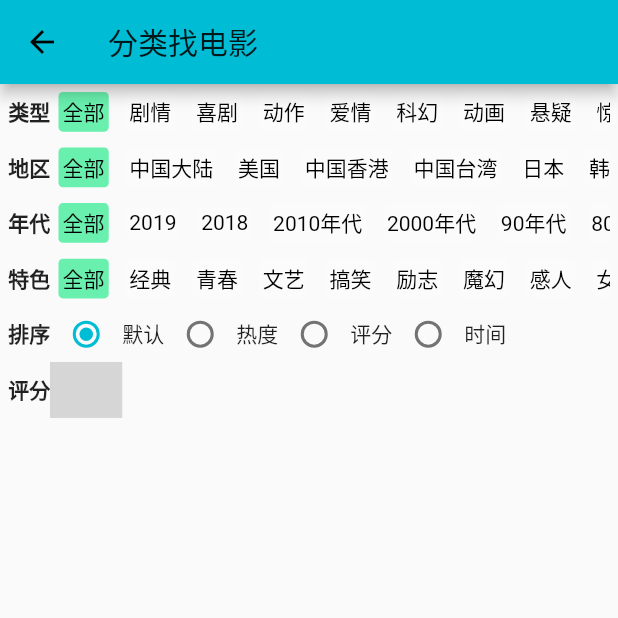
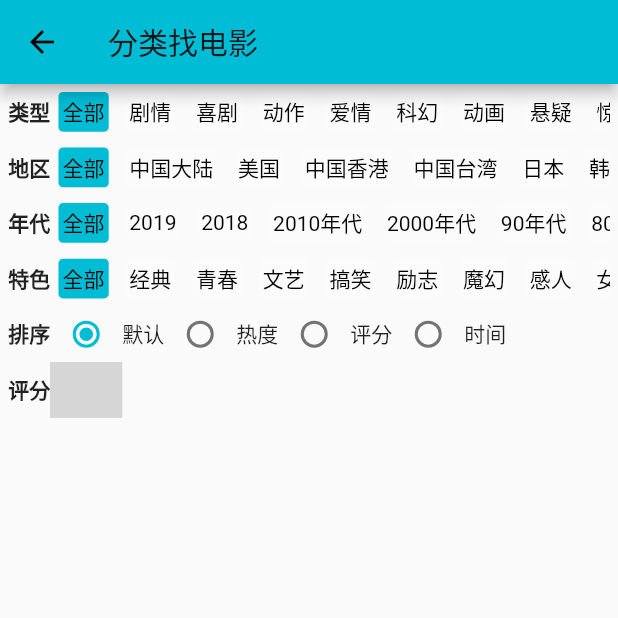
Before and after one commit to cnlinqh/flutter_douban2, a Flutter app: the MovieCategorySearch screen opened directly, on a phone screen of 412 x 824 dp, the top half of it. Run offline on Flutter 3.47's test engine with Material 2 defaults, Android fonts, the phone set to English and light mode, and no system bars; our stand-ins replace cached_network_image, carousel_slider, chewie, dio, flutter_screenutil, photo_view and 1 more; missing offline and left inert: flutter_range_slider; network calls fail; grey boxes are pictures that could not be loaded.

Commit message:
minor bugs fix about category search

```diff
--- a/lib/movie/movie_category_search.dart
+++ b/lib/movie/movie_category_search.dart
@@ -150,6 +150,7 @@ class _MovieCategorySearchState extends State<MovieCategorySearch> {
   }
 
   void onStyleChange(style) {
+    this._selectedStyle = style;
     _refresh();
   }
 
--- a/lib/movie/movie_category_search_bar.dart
+++ b/lib/movie/movie_category_search_bar.dart
@@ -71,7 +71,7 @@ class _MovieCategorySearchBarState extends State<MovieCategorySearchBar> {
               ScreenUtil.getInstance().setWidth(ScreenSize.padding / 2)),
           decoration: BoxDecoration(
             color:
-                this.selectedItem == text ? Colors.greenAccent : Colors.white10,
+                this.selectedItem == text ? Colors.cyan : Colors.white10,
             borderRadius: BorderRadius.all(Radius.circular(3)),
           ),
           child: Text(
--- a/lib/movie/movie_subject_general.dart
+++ b/lib/movie/movie_subject_general.dart
@@ -107,7 +107,7 @@ class MovieSubjectGeneral extends StatelessWidget {
     String details;
     if (_subject["year"] == null) {
       details = _subject['directors'].join(", ") +
-          " ' " +
+          " / " +
           _subject['casts'].join(", ");
     } else {
       details = MovieUtil.getYear(this._subject) +
```
